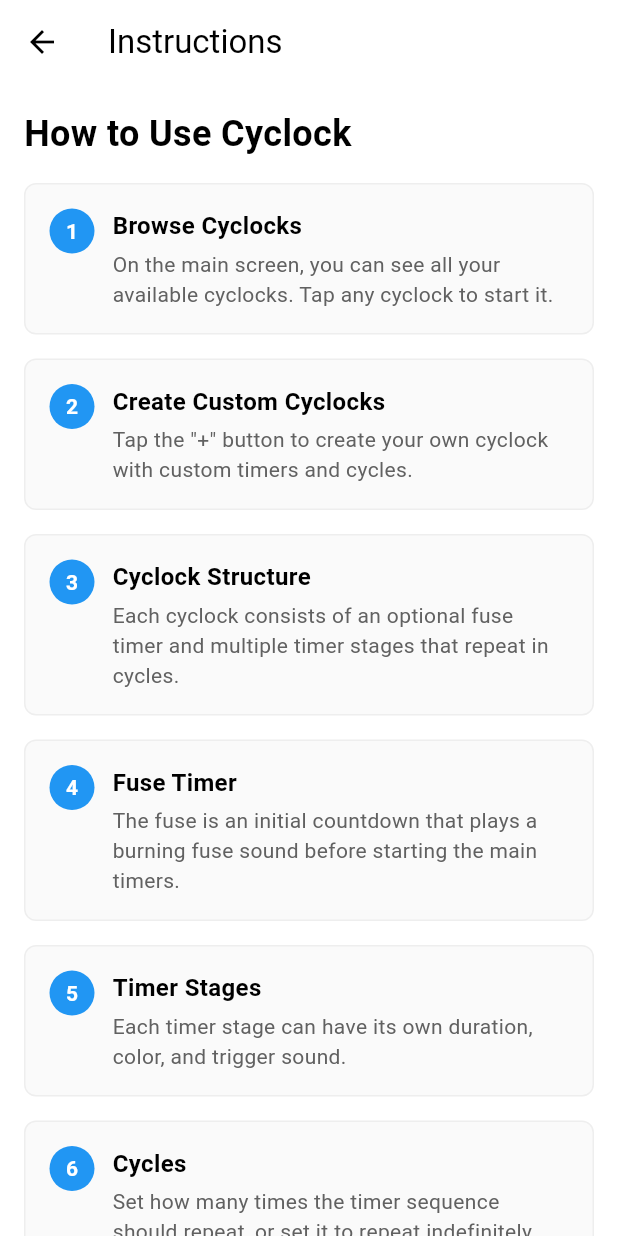
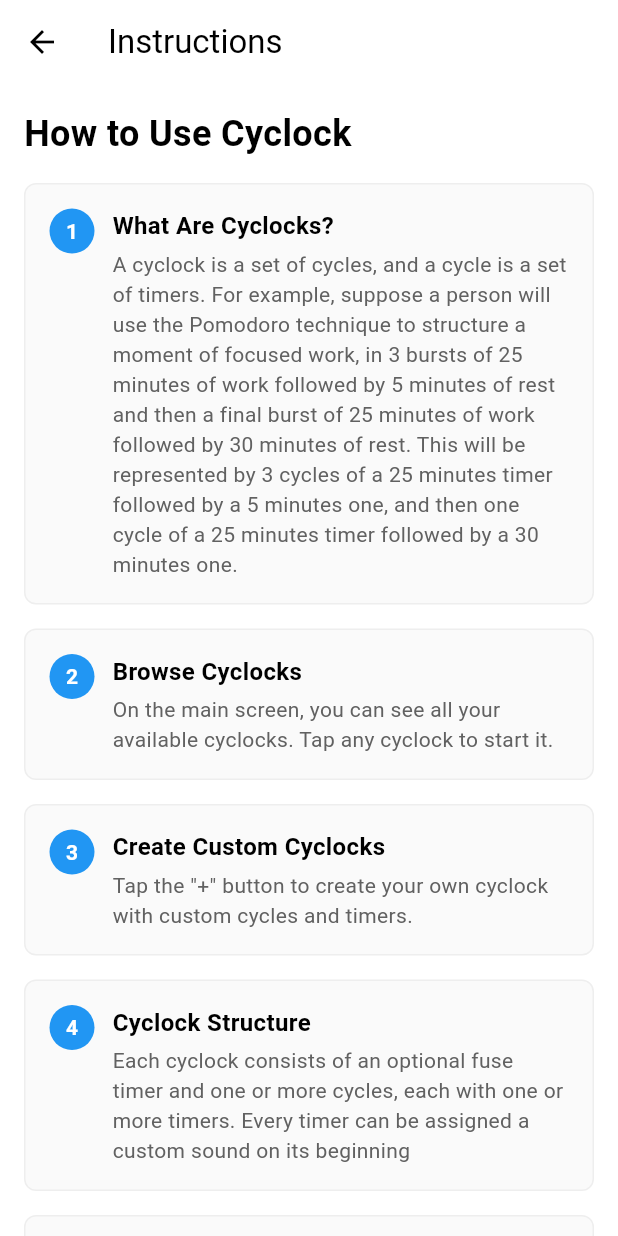
Before and after one commit to octehren/Cyclocks, a Flutter app: the InstructionsScreen screen opened directly, on a phone screen of 412 x 824 dp. Run offline on Flutter 3.47's test engine with Material 3 defaults, Android fonts, the phone set to English and light mode, and no system bars; our stand-ins replace audioplayers, circular_countdown_timer, drift, file_picker, shared_preferences; accounts and stored records are empty; generated files the repository leaves out were written again.

Commit message:
initial rough app state

```diff
--- a/lib/helpers/database_helper.dart
+++ b/lib/helpers/database_helper.dart
@@ -53,7 +53,7 @@ class DatabaseHelper {
       name: const Value('Fuse'),
       durationSeconds: const Value(60),
       color: const Value('red'),
-      sound: const Value('fuse_burning'),
+      sound: const Value('fuseburn.wav'),
       isFuse: const Value(true),
     ));
 
@@ -118,7 +118,7 @@ class DatabaseHelper {
       name: const Value('Fuse'),
       durationSeconds: const Value(10),
       color: const Value('darkblue'),
-      sound: const Value('fuse_burning'),
+      sound: const Value('fuseburn.wav'),
       isFuse: const Value(true),
     ));
 
@@ -171,7 +171,7 @@ class DatabaseHelper {
       name: const Value('Fuse'),
       durationSeconds: const Value(10),
       color: const Value('pink'),
-      sound: const Value('fuse_burning'),
+      sound: const Value('fuseburn.wav'),
       isFuse: const Value(true),
     ));
 
--- a/lib/helpers/theme.dart
+++ b/lib/helpers/theme.dart
@@ -11,6 +11,39 @@ class AppColors {
   static const Color onBackground = Color(0xFF000000);
   static const Color onSurface = Color(0xFF000000);
   static const Color onError = Color(0xFFFFFFFF);
+
+  // Primary colors
+  static const Color primaryRed = Color(0xFFD32F2F);
+  static const Color primaryGreen = Color(0xFF388E3C);
+  static const Color primaryBlue = Color(0xFF1976D2);
+  static const Color primaryOrange = Color(0xFFF57C00);
+  static const Color primaryPurple = Color(0xFF7B1FA2);
+  static const Color primaryPink = Color(0xFFC2185B);
+  static const Color primaryTeal = Color(0xFF00796B);
+  static const Color primaryAmber = Color(0xFFFFA000);
+
+  // Secondary colors
+  static const Color secondaryRed = Color(0xFFFFCDD2);
+  static const Color secondaryGreen = Color(0xFFC8E6C9);
+  static const Color secondaryBlue = Color(0xFFBBDEFB);
+  static const Color secondaryOrange = Color(0xFFFFE0B2);
+  static const Color secondaryPurple = Color(0xFFE1BEE7);
+  static const Color secondaryPink = Color(0xFFF8BBD0);
+  static const Color secondaryTeal = Color(0xFFB2DFDB);
+  static const Color secondaryAmber = Color(0xFFFFECB3);
+
+  // Get secondary color for a primary color
+  static Color getSecondaryColor(Color primary) {
+    if (primary == primaryRed) return secondaryRed;
+    if (primary == primaryGreen) return secondaryGreen;
+    if (primary == primaryBlue) return secondaryBlue;
+    if (primary == primaryOrange) return secondaryOrange;
+    if (primary == primaryPurple) return secondaryPurple;
+    if (primary == primaryPink) return secondaryPink;
+    if (primary == primaryTeal) return secondaryTeal;
+    if (primary == primaryAmber) return secondaryAmber;
+    return Colors.grey[300]!;
+  }
 }
 
 class AppTheme {
--- a/lib/presentation/screens/cyclock_edit_screen.dart
+++ b/lib/presentation/screens/cyclock_edit_screen.dart
@@ -23,7 +23,7 @@ class _CyclockEditScreenState extends State<CyclockEditScreen> {
   // Cyclock properties
   bool _hasFuse = false;
   int _fuseDuration = 60; // seconds
-  String _fuseSound = 'fuse_burning';
+  String _fuseSound = 'fuseburn.wav';
   bool _repeatIndefinitely = false;
   int _repeatCount = 1;
 
--- a/lib/presentation/screens/instructions_screen.dart
+++ b/lib/presentation/screens/instructions_screen.dart
@@ -22,51 +22,55 @@ class InstructionsScreen extends StatelessWidget {
               ),
             ),
             const SizedBox(height: 16),
-
             _buildInstructionStep(
               number: 1,
+              title: 'What Are Cyclocks?',
+              description: 'A cyclock is a set of cycles, and a cycle is a set of timers. For example, suppose a person will use the Pomodoro technique to structure a moment of focused work, in 3 bursts of 25 minutes of work followed by 5 minutes of rest and then a final burst of 25 minutes of work followed by 30 minutes of rest. This will be represented by 3 cycles of a 25 minutes timer followed by a 5 minutes one, and then one cycle of a 25 minutes timer followed by a 30 minutes one.',
+            ),
+            _buildInstructionStep(
+              number: 2,
               title: 'Browse Cyclocks',
               description: 'On the main screen, you can see all your available cyclocks. Tap any cyclock to start it.',
             ),
 
             _buildInstructionStep(
-              number: 2,
+              number: 3,
               title: 'Create Custom Cyclocks',
-              description: 'Tap the "+" button to create your own cyclock with custom timers and cycles.',
-            ),
-
-            _buildInstructionStep(
-              number: 3,
-              title: 'Cyclock Structure',
-              description: 'Each cyclock consists of an optional fuse timer and multiple timer stages that repeat in cycles.',
+              description: 'Tap the "+" button to create your own cyclock with custom cycles and timers.',
             ),
 
             _buildInstructionStep(
               number: 4,
-              title: 'Fuse Timer',
-              description: 'The fuse is an initial countdown that plays a burning fuse sound before starting the main timers.',
+              title: 'Cyclock Structure',
+              description: 'Each cyclock consists of an optional fuse timer and one or more cycles, each with one or more timers. Every timer can be assigned a custom sound on its beginning',
             ),
 
             _buildInstructionStep(
               number: 5,
+              title: 'Fuse Timer',
+              description: 'The fuse is an initial countdown to kickstart the cycles. It plays a sound in loop.',
+            ),
+
+            _buildInstructionStep(
+              number: 6,
               title: 'Timer Stages',
               description: 'Each timer stage can have its own duration, color, and trigger sound.',
             ),
 
             _buildInstructionStep(
-              number: 6,
+              number: 7,
               title: 'Cycles',
               description: 'Set how many times the timer sequence should repeat, or set it to repeat indefinitely.',
             ),
 
             _buildInstructionStep(
-              number: 7,
+              number: 8,
               title: 'Running Cyclocks',
-              description: 'During execution, you can see visual representations of time remaining for each timer.',
+              description: 'During execution, you can see visual representations of time remaining for each timer. You can also set individualized properties for each cyclock.',
             ),
 
             _buildInstructionStep(
-              number: 8,
+              number: 9,
               title: 'Settings',
               description: 'Access settings to toggle dark mode, change language, export/import data, and read instructions.',
             ),
--- a/pubspec.yaml
+++ b/pubspec.yaml
@@ -87,6 +87,10 @@ flutter:
   # "family" key with the font family name, and a "fonts" key with a
   # list giving the asset and other descriptors for the font. For
   # example:
+  fonts:
+    - family: Adwaita
+      fonts:
+        - asset: fonts/AdwaitaMonoNerdFont-Regular.ttf
   # fonts:
   #   - family: Schyler
   #     fonts:
```
Also changed, not shown: lib/presentation/screens/cyclocks_index_screen.dart (+107 -14 lines), 1 other file.
